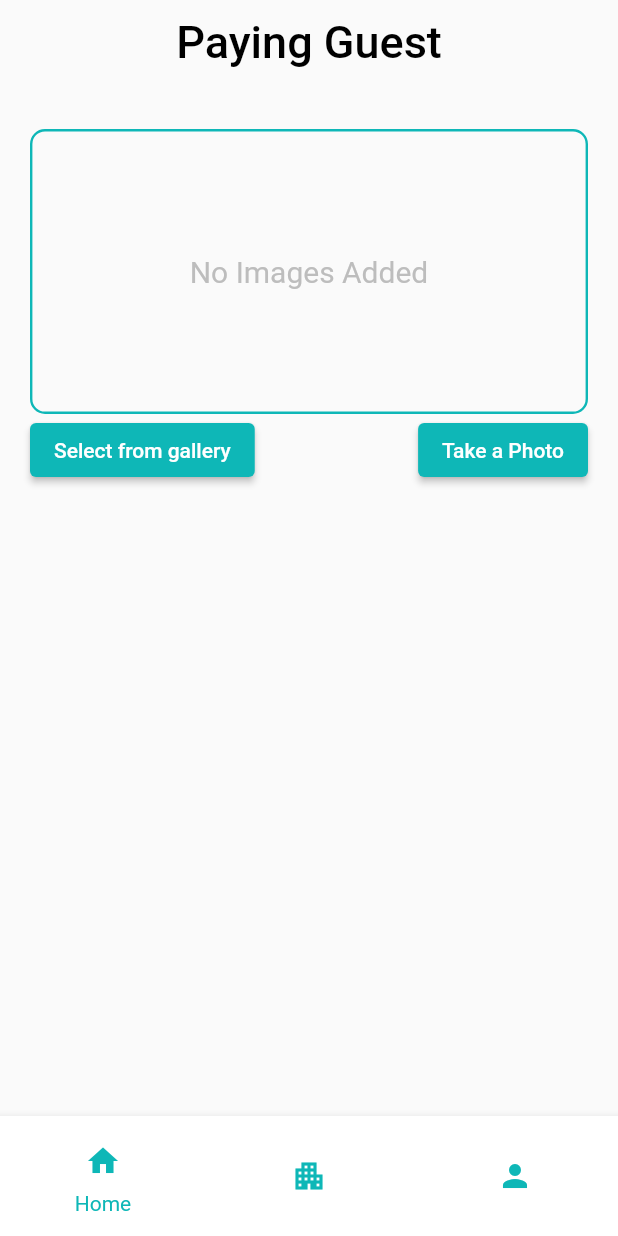
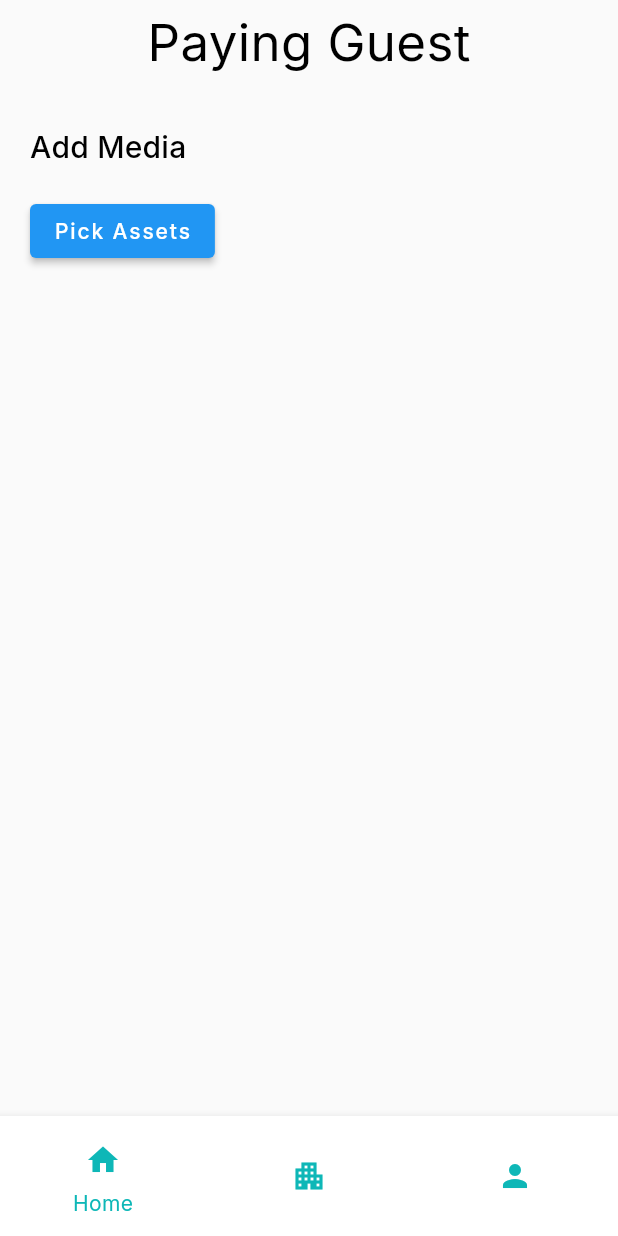
Before and after one commit to A-d-i-b/RentIt-Owner, a Flutter app: the screen it shows after launch, on a phone screen of 412 x 824 dp. Run offline on Flutter 3.47's test engine with Material 2 defaults, Android fonts, the phone set to English and light mode, and no system bars; our stand-ins replace get, google_fonts, image_picker; missing offline and left inert: wechat_assets_picker.

Commit message:
basic asset picker done added theme

```diff
--- a/lib/Screens/pg_screen.dart
+++ b/lib/Screens/pg_screen.dart
@@ -1,6 +1,6 @@
-import 'dart:io';
-
 import 'package:flutter/material.dart';
+import 'package:get/get.dart';
+import 'package:househunt/widgets/asset_picker.dart';
 import 'package:image_picker/image_picker.dart';
 
 class PgHome extends StatefulWidget {
@@ -40,103 +40,110 @@ class _PgState extends State<PgHome> {
         elevation: 0.0,
         backgroundColor: Colors.transparent,
         foregroundColor: const Color(0xFF0EB7B7),
-        title: const Text(
+        title: Text(
           "Paying Guest",
-          style: TextStyle(
+          style: Get.textTheme.headline4!.copyWith(
             color: Colors.black,
-            fontSize: 30,
           ),
         ),
         centerTitle: true,
       ),
-      body: ListView(
-        children: [
-          Container(
-            height: 190,
-            margin: const EdgeInsets.only(top: 30, left: 20, right: 20),
-            decoration: BoxDecoration(
-                borderRadius: BorderRadius.circular(10),
-                border: Border.all(
-                  color: const Color(0xFF0EB7B7),
-                  width: 1.6,
-                )),
-            child: Center(
-              child: Stack(
-                alignment: Alignment.center,
-                children: [
-                  GridView.builder(
-                      padding: const EdgeInsets.all(5),
-                      itemCount: pickImages!.length,
-                      gridDelegate:
-                          const SliverGridDelegateWithFixedCrossAxisCount(
-                              crossAxisCount: 3),
-                      itemBuilder: (BuildContext context, int index) {
-                        return InkWell(
-                          onLongPress: () {
-                            setState(() {
-                              pickImages!.removeAt(index);
-                            });
-                          },
-                          child: Container(
-                            margin: const EdgeInsets.all(2),
-                            decoration: BoxDecoration(
-                              borderRadius: BorderRadius.circular(5),
-                              border: Border.all(
-                                  color: const Color(0xFF0EB7B7), width: 1),
-                            ),
-                            child: Image.file(
-                              File(pickImages![index].path),
-                              fit: BoxFit.cover,
-                            ),
-                          ),
-                        );
-                      }),
-                  if (pickImages!.isEmpty)
-                    Text(
-                      "No Images Added",
-                      style: TextStyle(color: Colors.grey[400], fontSize: 20),
-                    )
-                ],
-              ),
+      body: Padding(
+        padding: const EdgeInsets.symmetric(horizontal: 20.0, vertical: 10),
+        child: ListView(
+          children: const [
+            SizedBox(
+              height: 20,
             ),
-          ),
-          Padding(
-            padding: const EdgeInsets.only(left: 20, right: 20),
-            child: Row(
-              children: [
-                ElevatedButton(
-                  onPressed: () {
-                    setState(() {
-                      method = 0;
-                    });
-
-                    selectImage();
-                  },
-                  style: ButtonStyle(
-                    backgroundColor:
-                        MaterialStateProperty.all(const Color(0xFF0EB7B7)),
-                  ),
-                  child: const Text("Select from gallery"),
-                ),
-                const Spacer(),
-                ElevatedButton(
-                  onPressed: () {
-                    setState(() {
-                      method = 1;
-                    });
-                    selectImage();
-                  },
-                  style: ButtonStyle(
-                    backgroundColor:
-                        MaterialStateProperty.all(const Color(0xFF0EB7B7)),
-                  ),
-                  child: const Text("Take a Photo"),
-                ),
-              ],
-            ),
-          )
-        ],
+            AssetPickerWidget(),
+          ],
+        ),
       ),
     );
   }
 }
+
+// Container(
+//             height: 190,
+//             margin: const EdgeInsets.only(top: 30, left: 20, right: 20),
+//             decoration: BoxDecoration(
+//                 borderRadius: BorderRadius.circular(10),
+//                 border: Border.all(
+//                   color: const Color(0xFF0EB7B7),
+//                   width: 1.6,
+//                 )),
+//             child: Center(
+//               child: Stack(
+//                 alignment: Alignment.center,
+//                 children: [
+//                   GridView.builder(
+//                       padding: const EdgeInsets.all(5),
+//                       itemCount: pickImages!.length,
+//                       gridDelegate:
+//                           const SliverGridDelegateWithFixedCrossAxisCount(
+//                               crossAxisCount: 3),
+//                       itemBuilder: (BuildContext context, int index) {
+//                         return InkWell(
+//                           onLongPress: () {
+//                             setState(() {
+//                               pickImages!.removeAt(index);
+//                             });
+//                           },
+//                           child: Container(
+//                             margin: const EdgeInsets.all(2),
+//                             decoration: BoxDecoration(
+//                               borderRadius: BorderRadius.circular(5),
+//                               border: Border.all(
+//                                   color: const Color(0xFF0EB7B7), width: 1),
+//                             ),
+//                             child: Image.file(
+//                               File(pickImages![index].path),
+//                               fit: BoxFit.cover,
+//                             ),
+//                           ),
+//                         );
+//                       }),
+//                   if (pickImages!.isEmpty)
+//                     Text(
+//                       "No Images Added",
+//                       style: TextStyle(color: Colors.grey[400], fontSize: 20),
+//                     )
+//                 ],
+//               ),
+//             ),
+//           ),
+//           Padding(
+//             padding: const EdgeInsets.only(left: 20, right: 20),
+//             child: Row(
+//               children: [
+//                 ElevatedButton(
+//                   onPressed: () {
+//                     setState(() {
+//                       method = 0;
+//                     });
+
+//                     selectImage();
+//                   },
+//                   style: ButtonStyle(
+//                     backgroundColor:
+//                         MaterialStateProperty.all(const Color(0xFF0EB7B7)),
+//                   ),
+//                   child: const Text("Select from gallery"),
+//                 ),
+//                 const Spacer(),
+//                 ElevatedButton(
+//                   onPressed: () {
+//                     setState(() {
+//                       method = 1;
+//                     });
+//                     selectImage();
+//                   },
+//                   style: ButtonStyle(
+//                     backgroundColor:
+//                         MaterialStateProperty.all(const Color(0xFF0EB7B7)),
+//                   ),
+//                   child: const Text("Take a Photo"),
+//                 ),
+//               ],
+//             ),
+//           )
--- /dev/null
+++ b/lib/controllers/theme_controller.dart
@@ -0,0 +1,3 @@
+import 'package:get/get.dart';
+
+class ThemeController extends GetxController {}
--- a/lib/main.dart
+++ b/lib/main.dart
@@ -1,6 +1,7 @@
 import 'package:flutter/material.dart';
 import 'package:get/route_manager.dart';
 import 'package:househunt/screens/home_screen.dart';
+import 'package:househunt/theme/base_theme.dart';
 
 void main() {
   runApp(const MyApp());
@@ -11,8 +12,9 @@ class MyApp extends StatelessWidget {
 
   @override
   Widget build(BuildContext context) {
-    return const GetMaterialApp(
-      home: HomeScreen(),
+    return GetMaterialApp(
+      theme: theme,
+      home: const HomeScreen(),
     );
   }
 }
--- /dev/null
+++ b/lib/theme/base_theme.dart
@@ -0,0 +1,95 @@
+import 'package:flutter/material.dart';
+import 'package:google_fonts/google_fonts.dart';
+
+const primary = Color(0xFF0EB7B7);
+
+final theme = ThemeData.light().copyWith(
+  textButtonTheme: TextButtonThemeData(
+    style: TextButton.styleFrom(
+      primary: Colors.white,
+      textStyle: const TextStyle(
+        fontSize: 16,
+        fontWeight: FontWeight.w600,
+        backgroundColor: primary,
+      ),
+    ),
+  ),
+  textTheme: GoogleFonts.interTextTheme(const TextTheme(
+    headline1: TextStyle(
+      fontSize: 96,
+      fontWeight: FontWeight.w300,
+      letterSpacing: -1.5,
+      color: Colors.black,
+    ),
+    headline2: TextStyle(
+      fontSize: 60,
+      fontWeight: FontWeight.w300,
+      letterSpacing: -0.5,
+      color: Colors.black,
+    ),
+    headline3: TextStyle(
+      fontSize: 48,
+      fontWeight: FontWeight.w400,
+      color: Colors.black,
+    ),
+    headline4: TextStyle(
+      fontSize: 34,
+      fontWeight: FontWeight.w400,
+      letterSpacing: 0.25,
+      color: Colors.black,
+    ),
+    headline5: TextStyle(
+      fontSize: 24,
+      fontWeight: FontWeight.w400,
+      color: Colors.black,
+    ),
+    headline6: TextStyle(
+      fontSize: 20,
+      fontWeight: FontWeight.w500,
+      letterSpacing: 0.15,
+      color: Colors.black,
+    ),
+    subtitle1: TextStyle(
+      fontSize: 16,
+      fontWeight: FontWeight.w400,
+      letterSpacing: 0.15,
+      color: Colors.black,
+    ),
+    subtitle2: TextStyle(
+      fontSize: 14,
+      fontWeight: FontWeight.w500,
+      letterSpacing: 0.1,
+      color: Colors.black,
+    ),
+    bodyText1: TextStyle(
+      fontSize: 16,
+      fontWeight: FontWeight.w400,
+      letterSpacing: 0.5,
+      color: Colors.black,
+    ),
+    bodyText2: TextStyle(
+      fontSize: 14,
+      fontWeight: FontWeight.w400,
+      letterSpacing: 0.25,
+      color: Colors.black,
+    ),
+    button: TextStyle(
+      fontSize: 14,
+      fontWeight: FontWeight.w500,
+      letterSpacing: 1.25,
+      color: Colors.black,
+    ),
+    caption: TextStyle(
+      fontSize: 12,
+      fontWeight: FontWeight.w400,
+      letterSpacing: 0.4,
+      color: Colors.black,
+    ),
+    overline: TextStyle(
+      fontSize: 10,
+      fontWeight: FontWeight.w400,
+      letterSpacing: 1.5,
+      color: Colors.black,
+    ),
+  )),
+);
--- /dev/null
+++ b/lib/widgets/asset_picker.dart
@@ -0,0 +1,116 @@
+import 'dart:io';
+
+import 'package:flutter/material.dart';
+import 'package:get/get.dart';
+import 'package:wechat_assets_picker/wechat_assets_picker.dart';
+
+class AssetPickerWidget extends StatefulWidget {
+  const AssetPickerWidget({Key? key}) : super(key: key);
+
+  @override
+  State<AssetPickerWidget> createState() => _AssetPickerWidgetState();
+}
+
+class _AssetPickerWidgetState extends State<AssetPickerWidget> {
+  List<AssetEntity>? _assets;
+
+  @override
+  Widget build(BuildContext context) {
+    return Column(
+      crossAxisAlignment: CrossAxisAlignment.start,
+      children: [
+        Text(
+          'Add Media',
+          style: Get.textTheme.headline6,
+        ),
+        const SizedBox(
+          height: 10,
+        ),
+        // display assets
+        Row(
+          children: [
+            if (_assets != null)
+              ..._assets!.map(
+                (asset) => Row(
+                  children: [
+                    AssetThumb(
+                      asset: asset,
+                      width: 100,
+                      height: 100,
+                    ),
+                    const SizedBox(
+                      width: 10,
+                    ),
+                  ],
+                ),
+              ),
+          ],
+        ),
+        const SizedBox(
+          height: 10,
+        ),
+        // pick assets
+        ElevatedButton(
+          onPressed: () async {
+            final List<AssetEntity>? assets = await AssetPicker.pickAssets(
+              context,
+              pickerConfig: const AssetPickerConfig(
+                maxAssets: 10,
+              ),
+            );
+            setState(() {
+              _assets = assets;
+            });
+          },
+          child: const Text('Pick Assets'),
+        ),
+      ],
+    );
+  }
+}
+
+class AssetThumb extends StatelessWidget {
+  const AssetThumb({
+    Key? key,
+    required this.asset,
+    required this.width,
+    required this.height,
+  }) : super(key: key);
+
+  final AssetEntity asset;
+  final double width;
+  final double height;
+
+  @override
+  Widget build(BuildContext context) {
+    return SizedBox(
+      width: width,
+      height: height,
+      child: FutureBuilder(
+        future: asset.file,
+        builder: (context, snapshot) => snapshot.hasData
+            ? Image.file(
+                snapshot.data as File,
+                fit: BoxFit.cover,
+              )
+            : // tween animation container loading
+            Container(
+                color: Colors.grey,
+              ),
+      ),
+    );
+  }
+}
+
+
+//  ElevatedButton(
+//       onPressed: () async {
+//         final assets = await AssetPicker.pickAssets(
+//           context,
+//         );
+//         setState(() {
+//           _assets = assets;
+//         });
+//       },
+//       child: const Text('Press me bitch'),
+//     );
--- a/pubspec.yaml
+++ b/pubspec.yaml
@@ -37,6 +37,8 @@ dependencies:
   bottom_navy_bar: ^6.0.0
   image_picker: ^0.8.5+3
   get: ^4.6.5
+  wechat_assets_picker: ^8.1.2
+  google_fonts: ^3.0.1
 
 dev_dependencies:
   flutter_test:
```
Also changed, not shown: pubspec.lock, 4 other files.
